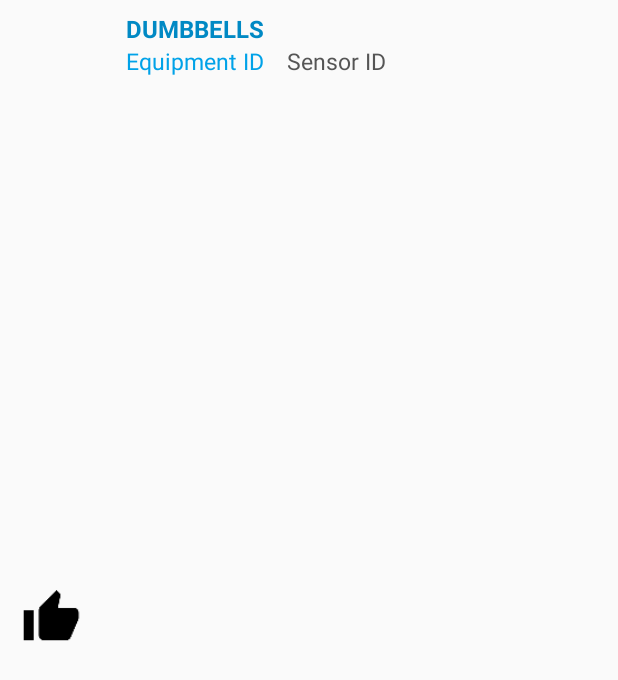
After one commit to qtdPeach/HERE, an Android app: the layout listitem_equipment_simple.xml on its own in the app's theme, with its tools: preview values and no code run, on a phone screen of 412 x 824 dp. The commit adds this screen. Shown: the top 680 px of the screen. Run offline under Robolectric (Android 15) with nearby library versions, the phone set to English and light mode, and no system bars.

Commit message:
- Routine 관련 레이아웃 수정 및 listitem XML 추가

```diff
--- a/app/src/main/java/com/example/user/wase/controller/PagerAdapter.java
+++ b/app/src/main/java/com/example/user/wase/controller/PagerAdapter.java
@@ -5,7 +5,7 @@ import android.support.v4.app.FragmentManager;
 import android.support.v4.app.FragmentStatePagerAdapter;
 
 import com.example.user.wase.view.fragment.EquipmentScanner;
-import com.example.user.wase.view.fragment.RoutineFragment;
+import com.example.user.wase.view.fragment.MyRoutinesFragment;
 import com.example.user.wase.view.fragment.MyRecordsFragment;
 
 /**
@@ -22,7 +22,7 @@ public class PagerAdapter extends FragmentStatePagerAdapter {
         super(fm);
         this.mNumOfTabs = NumOfTabs;
         deviceList = new EquipmentScanner();
-        myRoutine = new RoutineFragment();
+        myRoutine = new MyRoutinesFragment();
         myRecord = new MyRecordsFragment();
     }
 
--- a/app/src/main/java/com/example/user/wase/view/activity/MainActivity.java
+++ b/app/src/main/java/com/example/user/wase/view/activity/MainActivity.java
@@ -1,7 +1,6 @@
 package com.example.user.wase.view.activity;
 
 import android.content.Intent;
-import android.media.Image;
 import android.os.Bundle;
 import android.provider.Settings;
 import android.support.design.widget.FloatingActionButton;
@@ -25,15 +24,12 @@ import android.widget.Toast;
 
 import com.example.user.wase.R;
 import com.example.user.wase.controller.PagerAdapter;
-import com.example.user.wase.device.BluetoothComm;
-import com.example.user.wase.device.WorkoutRecord;
 import com.example.user.wase.device.WorkoutRecords;
 import com.example.user.wase.model.MyHereAgent;
 import com.example.user.wase.model.MyInformation;
 import com.example.user.wase.model.MyRecord;
 import com.example.user.wase.model.MyRoutine;
 import com.example.user.wase.utility.DatabaseHelper;
-import com.example.user.wase.view.fragment.RoutineFragment;
 import com.example.user.wase.view.fragment.SupportHelpFragment;
 
 import java.util.ArrayList;
--- a/app/src/main/java/com/example/user/wase/view/fragment/RoutineFragment.java
+++ b/app/src/main/java/com/example/user/wase/view/fragment/MyRoutinesFragment.java
@@ -34,7 +34,7 @@ import java.util.StringTokenizer;
 /**
  * Created by ymbae on 2016-04-18.
  */
-public class RoutineFragment extends Fragment{
+public class MyRoutinesFragment extends Fragment{
 
     public List<Goal> goals;
     ListViewAdapter listViewAdapter;
--- /dev/null
+++ b/app/src/main/res/layout/listitem_equipment_simple.xml
@@ -0,0 +1,59 @@
+<?xml version="1.0" encoding="utf-8"?>
+<LinearLayout xmlns:android="http://schemas.android.com/apk/res/android"
+    android:orientation="horizontal"
+    android:layout_width="match_parent"
+    android:layout_height="match_parent">
+
+    <ImageView
+        android:id="@+id/equiplist_img"
+        android:src="@mipmap/ic_setting_best_interest"
+        android:layout_gravity="center_vertical"
+        android:layout_width="0px"
+        android:layout_height="40sp"
+        android:layout_weight="1"/>
+
+    <LinearLayout
+        android:gravity="center_vertical"
+        android:orientation="vertical"
+        android:paddingLeft="15sp"
+        android:layout_width="0px"
+        android:layout_height="60sp"
+        android:layout_weight="5">
+
+        <TextView
+            android:id="@+id/equiplist_name"
+            android:textColor="@color/colorPrimaryDark"
+            android:textSize = "16sp"
+            android:textStyle="bold"
+            android:text="DUMBBELLS"
+            android:layout_width="match_parent"
+            android:layout_height="wrap_content" />
+
+        <LinearLayout
+            android:orientation="horizontal"
+            android:layout_width="wrap_content"
+            android:layout_height="wrap_content">
+
+            <TextView
+                android:id="@+id/equiplist_id"
+                android:textColor="@color/colorSkyBlue"
+                android:textSize="15sp"
+                android:text="Equipment ID"
+                android:layout_width="wrap_content"
+                android:layout_height="wrap_content" />
+
+            <TextView
+                android:id="@+id/equiplist_sensorid"
+                android:textColor="#555555"
+                android:textSize="15sp"
+                android:text="Sensor ID"
+                android:layout_marginLeft="15dp"
+                android:layout_width="match_parent"
+                android:layout_height="wrap_content" />
+
+        </LinearLayout>
+
+
+    </LinearLayout>
+
+</LinearLayout>
```
Also changed, not shown: app/src/main/java/com/example/user/wase/view/activity/MyRoutinesActivity.java (+11 -2 lines), app/src/main/res/layout/activity_myroutines.xml (+29 -23 lines), app/src/main/res/layout/listitem_routine.xml (added, +60 -0 lines).
